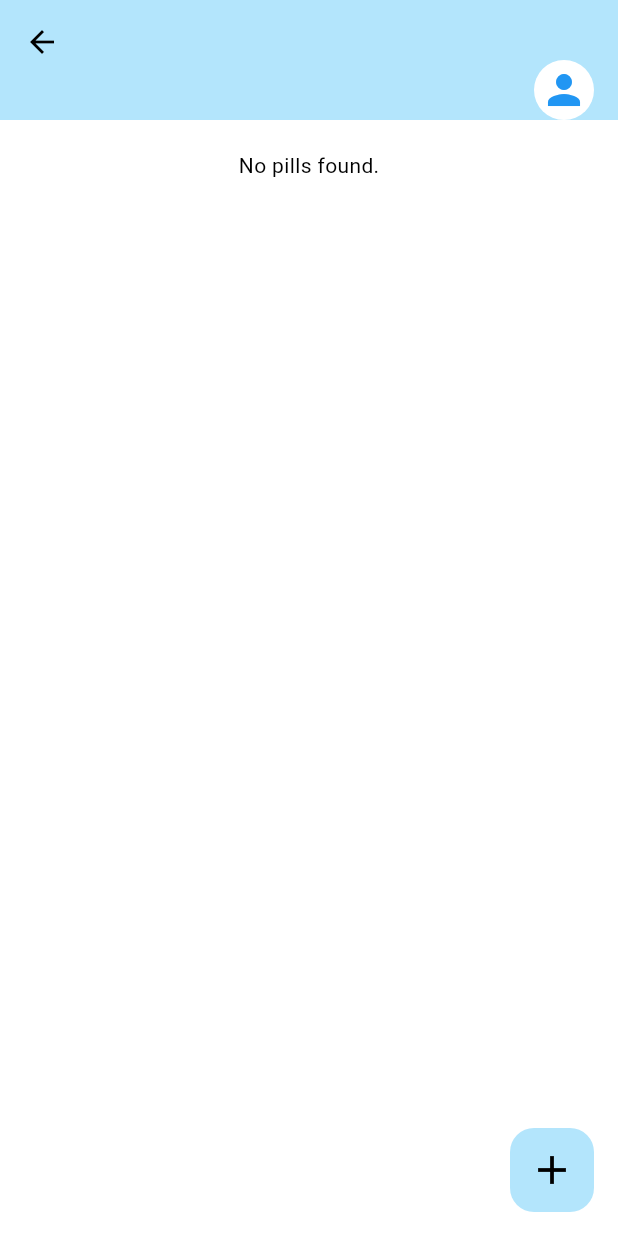
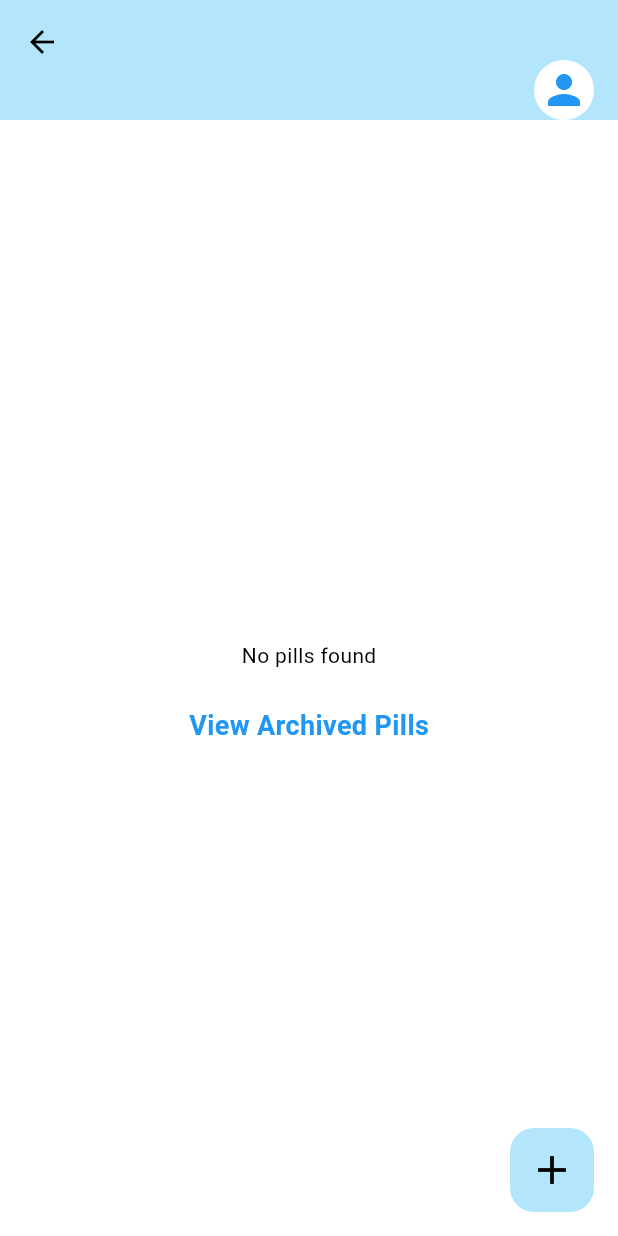
Before and after one commit to Pragades-Rajagopal/pillie-app, a Flutter app: the PillListPage screen opened directly, on a phone screen of 412 x 824 dp. Run offline on Flutter 3.47's test engine with Material 3 defaults, Android fonts, the phone set to English and light mode, and no system bars; our stand-ins replace image_picker, supabase_flutter; accounts and stored records are empty; statements that could not run were skipped.

Commit message:
added archive/restore pill logic

```diff
--- a/lib/app/pill/pages/pill_list_page.dart
+++ b/lib/app/pill/pages/pill_list_page.dart
@@ -4,6 +4,7 @@ import 'package:pillie/app/profile/pages/view_profile_page.dart';
 import 'package:pillie/app/user/services/user_service.dart';
 import 'package:pillie/components/common_components.dart';
 import 'package:pillie/components/pill_card.dart';
+import 'package:pillie/components/text_link.dart';
 import 'package:pillie/models/user_model.dart';
 import 'package:pillie/app/pill/services/pill_service.dart';
 import 'package:pillie/models/pill_model.dart';
@@ -21,6 +22,7 @@ class _PillListPageState extends State<PillListPage> {
   AuthService authService = AuthService();
   PillService? pillService;
   UserModel? user;
+  bool showArchived = false;
 
   @override
   void initState() {
@@ -136,15 +138,51 @@ class _PillListPageState extends State<PillListPage> {
                         );
                       }
                       print(snapshot.error);
-                      final pills = snapshot.data ?? [];
+                      // filter out unarchived pills
+                      final pills = (snapshot.data ?? [])
+                          .where((pill) => pill.isArchived == showArchived)
+                          .toList();
                       if (pills.isEmpty) {
-                        return const SliverToBoxAdapter(
-                          child: Center(child: Text('No pills found.')),
+                        return SliverFillRemaining(
+                          hasScrollBody: false,
+                          child: Center(
+                            child: Column(
+                              mainAxisSize: MainAxisSize.min,
+                              crossAxisAlignment: CrossAxisAlignment.center,
+                              children: [
+                                Text('No pills found'),
+                                const SizedBox(height: 24),
+                                AppTextLink(
+                                  linkText: showArchived
+                                      ? 'Show Active Pills'
+                                      : 'View Archived Pills',
+                                  onTap: () {
+                                    setState(() {
+                                      showArchived = !showArchived;
+                                    });
+                                  },
+                                ),
+                              ],
+                            ),
+                          ),
                         );
                       }
                       return SliverList(
                         delegate: SliverChildListDelegate([
                           PillCard(pills: pills, pillService: pillService),
+                          const SizedBox(height: 16),
+                          Center(
+                            child: AppTextLink(
+                              linkText: showArchived
+                                  ? 'Show Active Pills'
+                                  : 'View Archived Pills',
+                              onTap: () {
+                                setState(() {
+                                  showArchived = !showArchived;
+                                });
+                              },
+                            ),
+                          ),
                         ]),
                       );
                     },
--- a/lib/components/pill_card.dart
+++ b/lib/components/pill_card.dart
@@ -40,6 +40,7 @@ class PillCard extends StatelessWidget {
               if (pill.night == true) 2,
             },
             isEdit: true,
+            isArchived: pill.isArchived!,
           ),
           child: Container(
             decoration: BoxDecoration(
```
Also changed, not shown: lib/app/pill/services/pill_service.dart (+2 -13 lines), lib/app/profile/pages/view_profile_page.dart (+23 -28 lines), lib/components/common_components.dart (+27 -0 lines).
